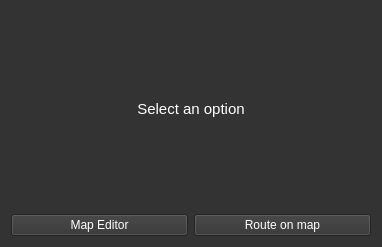
Qt form ui/mainwindow.ui (woofiwaffle/Route-Map) before a commit.
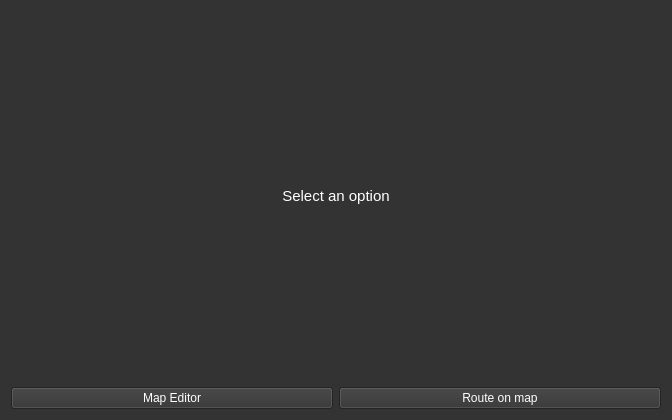
The same form after that commit.

```diff
--- a/ui/mainwindow.ui
+++ b/ui/mainwindow.ui
@@ -6,8 +6,8 @@
    <rect>
     <x>0</x>
     <y>0</y>
-    <width>382</width>
-    <height>247</height>
+    <width>672</width>
+    <height>420</height>
    </rect>
   </property>
   <property name="windowTitle">
@@ -20,6 +20,16 @@
   <layout class="QGridLayout" name="gridLayout_2">
    <item row="0" column="0">
     <layout class="QGridLayout" name="gridLayout">
+     <item row="7" column="0">
+      <widget class="QPushButton" name="button_Map">
+       <property name="styleSheet">
+        <string notr="true">font-size: 9pt;</string>
+       </property>
+       <property name="text">
+        <string>Map Editor</string>
+       </property>
+      </widget>
+     </item>
      <item row="0" column="0" colspan="2">
       <widget class="QLabel" name="label">
        <property name="mouseTracking">
@@ -33,18 +43,8 @@
        </property>
       </widget>
      </item>
-     <item row="1" column="0">
-      <widget class="QPushButton" name="button_Edit">
-       <property name="styleSheet">
-        <string notr="true">font-size: 9pt;</string>
-       </property>
-       <property name="text">
-        <string>Map Editor</string>
-       </property>
-      </widget>
-     </item>
-     <item row="1" column="1">
-      <widget class="QPushButton" name="button_Map">
+     <item row="7" column="1">
+      <widget class="QPushButton" name="button_Route">
        <property name="styleSheet">
         <string notr="true">font-size: 9pt;</string>
        </property>
```
